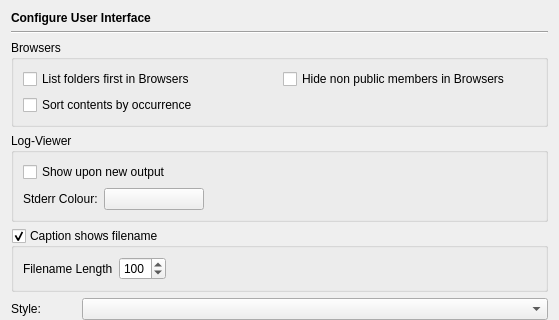
This is Preferences/ConfigurationPages/InterfacePage.ui in testmana2/test as Qt 5 draws it before an edit; both pictures show x 0 to 559 and y 0 to 320 of the 559 by 1121 pixel window. The edited form follows.
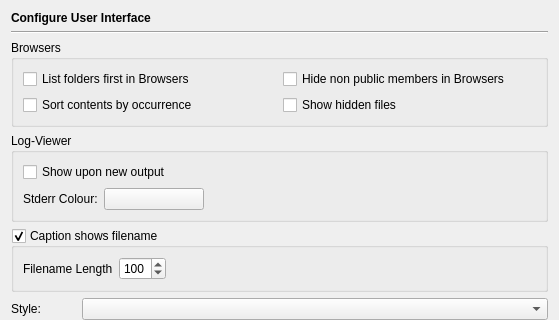
This is the edited form.

Commit message: Added code to show hidden files in the various browsers.

What changed in the file:
```diff
--- a/Preferences/ConfigurationPages/InterfacePage.ui
+++ b/Preferences/ConfigurationPages/InterfacePage.ui
@@ -67,6 +67,16 @@
         </property>
        </widget>
       </item>
+      <item row="1" column="1">
+       <widget class="QCheckBox" name="uiBrowsersShowHiddenCheckBox">
+        <property name="toolTip">
+         <string>Select to show hidden files in the various browsers</string>
+        </property>
+        <property name="text">
+         <string>Show hidden files</string>
+        </property>
+       </widget>
+      </item>
      </layout>
     </widget>
    </item>
```
Left out of the diff: 1 changed line with no effect on the pictures. The commit also changes 13 other files.
